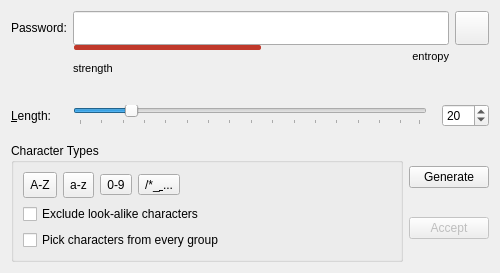
First picture: the form in src/gui/PasswordGeneratorWidget.ui, repository keepassxreboot/keepassxc, before the edit.
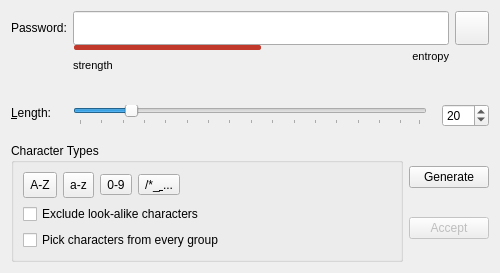
Second picture: the form after the edit.

Commit message: Add a margin between password field and length slider

The edit to the form file:
```diff
--- a/src/gui/PasswordGeneratorWidget.ui
+++ b/src/gui/PasswordGeneratorWidget.ui
@@ -215,6 +215,9 @@
        <property name="spacing">
         <number>15</number>
        </property>
+       <property name="topMargin">
+        <number>6</number>
+       </property>
        <item>
         <widget class="QSlider" name="sliderLength">
          <property name="minimum">
```
